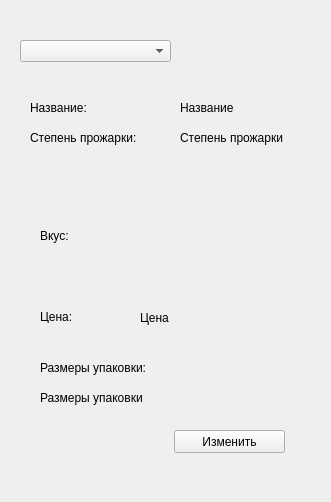
This is main.ui in egorbrty/thirdRepository as Qt 5 draws it before an edit. The edited form follows.
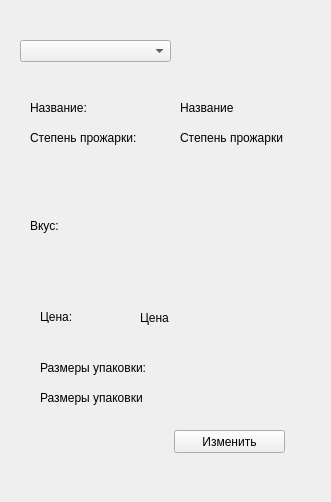
This is the edited form.

Commit message: Проект дополнен

Patch:
```diff
--- a/main.ui
+++ b/main.ui
@@ -78,8 +78,8 @@
   <widget class="QLabel" name="label_4">
    <property name="geometry">
     <rect>
-     <x>40</x>
-     <y>190</y>
+     <x>30</x>
+     <y>180</y>
      <width>271</width>
      <height>91</height>
     </rect>
```
The commit also changes 1 other file.
